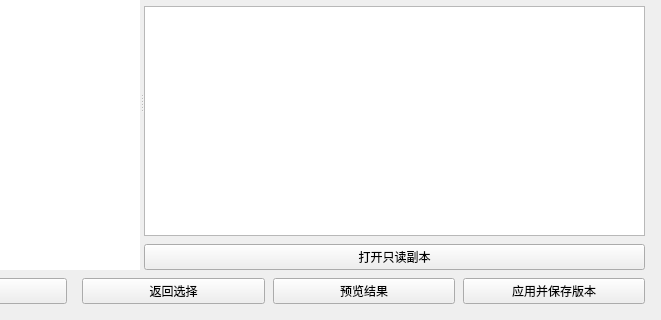
The window that windows/mainwindow_child/homepage/pages/homepage_page_conflict.ui (Zao-chen/ZcVersionBox) describes before a commit, drawn with Qt 5; both pictures show x 131 to 792 and y 142 to 462 of the 792 by 462 pixel window.
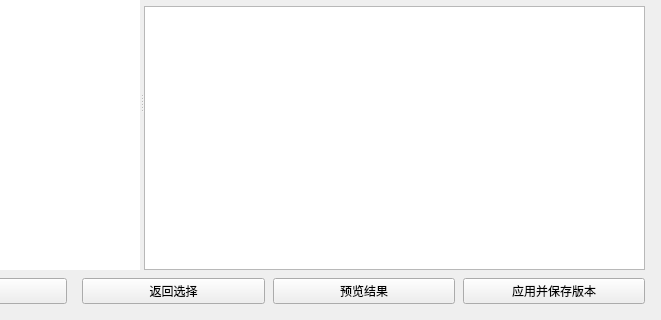
The same window after the commit. The open tabs and pages were chosen to show the change.

Commit message: feat(ui): 从冲突预览页删除打开只读副本按钮

```diff
--- a/windows/mainwindow_child/homepage/pages/homepage_page_conflict.ui
+++ b/windows/mainwindow_child/homepage/pages/homepage_page_conflict.ui
@@ -402,7 +402,7 @@
            </layout>
           </widget>
           <widget class="QWidget" name="previewPage">
-           <layout class="QVBoxLayout" name="previewLayout" stretch="0,0,0,1,0">
+           <layout class="QVBoxLayout" name="previewLayout" stretch="0,0,0,1">
             <property name="leftMargin">
              <number>0</number>
             </property>
@@ -470,16 +470,6 @@
               </property>
              </widget>
             </item>
-            <item>
-             <widget class="QPushButton" name="resultOpen">
-              <property name="text">
-               <string>打开只读副本</string>
-              </property>
-              <property name="autoDefault">
-               <bool>false</bool>
-              </property>
-             </widget>
-            </item>
            </layout>
           </widget>
          </widget>
```
The commit also changes 3 other files.
